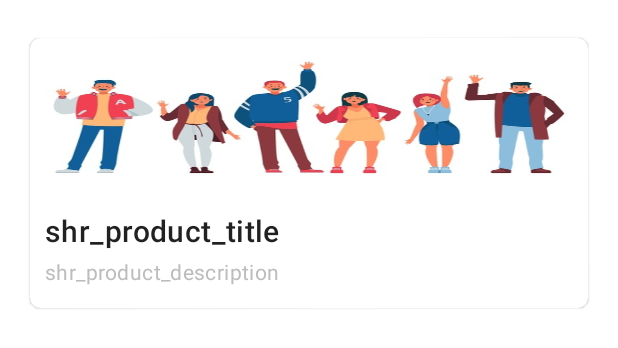
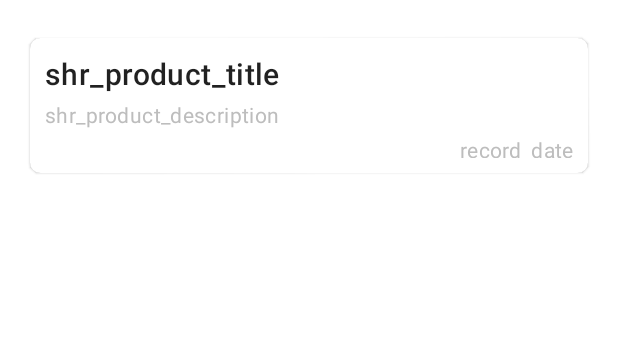
Before and after one commit to reverg/MadCamp2, an Android app: the layout record_item.xml on its own in the app's theme, with its tools: preview values and no code run, on a phone screen of 412 x 824 dp. Shown: the top 348 px of the screen. Run offline under Robolectric (Android 15) with nearby library versions, the phone set to English and light mode, and no system bars; Roboto replaces fonts that are not available here.

Commit message:
ui change

```diff
--- a/app/src/main/java/com/example/madcamp2/record/DTO/Record.java
+++ b/app/src/main/java/com/example/madcamp2/record/DTO/Record.java
@@ -11,6 +11,7 @@ public class Record {
     String recordName;
     String recordInfo;
     String createdAt;
+
     double totalDistance = 0;
     double maxSpeed = 0;
     double totalTime = 0;
@@ -24,6 +25,7 @@ public class Record {
 
         recordName = "abc";
         recordInfo = "def";
+        createdAt = "2020-10-10";
         totalDistance = 100;
         maxSpeed = 10;
         totalTime = 10;
@@ -99,4 +101,8 @@ public class Record {
     public double getTotalTime() {
         return totalTime;
     }
+
+    public String getRecordDate() {
+        return createdAt;
+    }
 }
--- a/app/src/main/java/com/example/madcamp2/record/FragmentRecordInfo.java
+++ b/app/src/main/java/com/example/madcamp2/record/FragmentRecordInfo.java
@@ -50,7 +50,6 @@ public class FragmentRecordInfo extends Fragment implements OnMapReadyCallback {
     double totalTime = 0;
 
     private PathOverlay path;
-    private static final int LOCATION_PERMISSION_REQUEST_CODE = 1000;
 
     public FragmentRecordInfo(Record record) {
         this.pathMarkers = record.getPathMarkers();
@@ -88,7 +87,10 @@ public class FragmentRecordInfo extends Fragment implements OnMapReadyCallback {
 
     @Override
     public void onMapReady(@NonNull NaverMap naverMap) {
-        CameraUpdate cameraUpdate = CameraUpdate.scrollTo(pathMarkers.get(0));
+        LatLng startLatLng = pathMarkers.get(0);
+        LatLng endLatLng = pathMarkers.get(pathMarkers.size() - 1);
+        LatLng middleLatLng = new LatLng((startLatLng.latitude + endLatLng.latitude) / 2, (startLatLng.longitude + endLatLng.longitude) / 2);
+        CameraUpdate cameraUpdate = CameraUpdate.scrollTo(middleLatLng);
         naverMap.moveCamera(cameraUpdate);
 
         path.setCoords(pathMarkers);
--- a/app/src/main/java/com/example/madcamp2/record/RecordService.java
+++ b/app/src/main/java/com/example/madcamp2/record/RecordService.java
@@ -15,7 +15,7 @@ import retrofit2.http.POST;
 import retrofit2.http.Path;
 
 public interface RecordService {
-    @GET("/record")
+    @GET("/record/list")
     Call<ArrayList<Record>> getAllRecordFunc(@Header("access-token") String token);
 
     @FormUrlEncoded
@@ -25,7 +25,8 @@ public interface RecordService {
                               @Field("distance") double distance,
                               @Field("maxSpeed") double maxSpeed,
                               @Field("time") double time,
-                              @Field("pathMarkers") String pathMarkers);
+                              @Field("pathMarkers") String pathMarkers,
+                              @Field("info") String info);
 
     @DELETE("/record/{recordId}")
         // Todo
--- a/app/src/main/res/layout/fragment_map.xml
+++ b/app/src/main/res/layout/fragment_map.xml
@@ -126,6 +126,4 @@
 
     </androidx.constraintlayout.widget.ConstraintLayout>
 
-
-
 </androidx.constraintlayout.widget.ConstraintLayout>
--- a/app/src/main/res/layout/record_item.xml
+++ b/app/src/main/res/layout/record_item.xml
@@ -1,38 +1,33 @@
 <?xml version="1.0" encoding="utf-8"?>
 <com.google.android.material.card.MaterialCardView xmlns:android="http://schemas.android.com/apk/res/android"
+    xmlns:app="http://schemas.android.com/apk/res-auto"
     android:id="@+id/record_group_item"
     android:layout_width="match_parent"
-    android:layout_height="180dp"
-    xmlns:app="http://schemas.android.com/apk/res-auto"
+    android:layout_height="90dp"
+    android:layout_marginLeft="20dp"
+    android:layout_marginTop="25dp"
+    android:layout_marginRight="20dp"
     android:layout_marginBottom="20dp"
-    android:layout_marginLeft="20dp"
-    android:layout_marginRight="20dp"
-    android:layout_marginTop="25dp"
     app:cardBackgroundColor="@color/light_grey"
     app:cardCornerRadius="7dp">
+
     <LinearLayout
         android:layout_width="match_parent"
         android:layout_height="match_parent"
-        android:orientation="vertical" >
+        android:orientation="vertical">
 
-        <ImageView
-            android:layout_width="match_parent"
-            android:layout_height="0dp"
-            android:layout_weight="3.5"
-            android:scaleType="fitXY"
-            android:src="@drawable/background" />
 
         <LinearLayout
-            android:layout_weight="2.5"
             android:layout_width="match_parent"
             android:layout_height="0dp"
             android:layout_gravity="bottom"
+            android:layout_weight="2.5"
             android:background="#FFFFFF"
             android:orientation="vertical"
             android:padding="8dp">
 
             <TextView
-                android:id="@+id/record_name"
+                android:id="@+id/record_id"
                 android:layout_width="match_parent"
                 android:layout_height="wrap_content"
                 android:padding="2dp"
@@ -44,9 +39,19 @@
                 android:layout_width="match_parent"
                 android:layout_height="wrap_content"
                 android:padding="2dp"
-                android:textColor="@color/light_grey"
                 android:text="shr_product_description"
-                android:textAppearance="?attr/textAppearanceBody2" />
+                android:textAppearance="?attr/textAppearanceBody2"
+                android:textColor="@color/light_grey" />
+
+            <TextView
+                android:id="@+id/record_date"
+                android:layout_width="match_parent"
+                android:layout_height="wrap_content"
+                android:gravity="right"
+                android:padding="2dp"
+                android:text="record_date"
+                android:textAppearance="?attr/textAppearanceBody2"
+                android:textColor="@color/light_grey" />
         </LinearLayout>
     </LinearLayout>
 
```
Also changed, not shown: app/src/main/java/com/example/madcamp2/map/FragmentMap.java (+23 -9 lines), app/src/main/java/com/example/madcamp2/record/RecordAdapter.java (+7 -4 lines), app/src/main/res/layout/dialog_insert_record.xml (+23 -11 lines).
